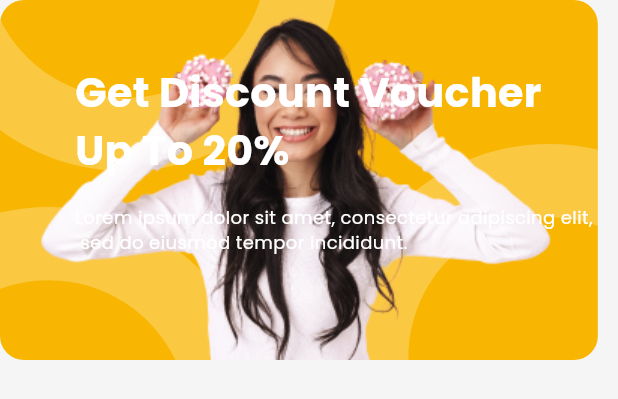
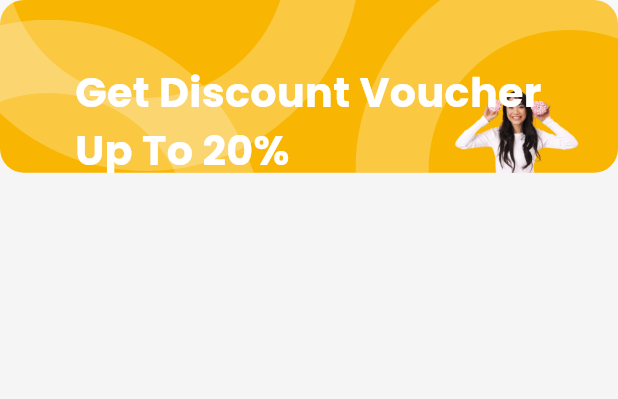
Before and after one commit to MohamedEssami20/simple_dashboard, a Flutter app: the BannerWidget widget shown alone on an empty page, opened directly, on a phone screen of 412 x 824 dp. Shown: the top 399 px of the screen. Run offline on Flutter 3.47's test engine with Material 3 defaults, Android fonts, the phone set to English and light mode, and no system bars; our stand-ins replace flutter_svg, google_fonts.

Commit message:
fix some issues in banner widget

```diff
--- a/lib/widgets/banner.dart
+++ b/lib/widgets/banner.dart
@@ -10,8 +10,9 @@ class BannerWidget extends StatelessWidget {
 
   @override
   Widget build(BuildContext context) {
-    return Container(
-      height: 240,
+    return AspectRatio(
+      aspectRatio: 930 / 260,
+      child: Container(
         decoration: ShapeDecoration(
           color: Constant.secondaryColor,
           shape: RoundedRectangleBorder(
@@ -19,6 +20,7 @@ class BannerWidget extends StatelessWidget {
           ),
         ),
         child: Stack(
+          clipBehavior: Clip.none,
           children: [
             Positioned(
               top: 0,
@@ -38,10 +40,16 @@ class BannerWidget extends StatelessWidget {
             Positioned(
               bottom: 0,
               right: 25,
-            child: Image.asset(Assets.assetsIconsImageWoman),
+              child: Image.asset(
+                Assets.assetsIconsImageWoman,
+                alignment: Alignment.bottomLeft,
+                fit: BoxFit.fill,
+                height: MediaQuery.of(context).size.width * 0.14,
+              ),
             ),
             Padding(
               padding: const EdgeInsets.only(top: 42, left: 50),
+              child: SingleChildScrollView(
                 child: Column(
                   crossAxisAlignment: CrossAxisAlignment.start,
                   children: [
@@ -52,18 +60,23 @@ class BannerWidget extends StatelessWidget {
                           .copyWith(color: Colors.white),
                     ),
                     const SizedBox(height: 16),
-                Text(
+                    FittedBox(
+                      fit: BoxFit.scaleDown,
+                      child: Text(
                         'Lorem ipsum dolor sit amet, consectetur adipiscing elit, \n sed do eiusmod tempor incididunt. ',
                         style: FontStyles()
                             .regular14(context)
                             .copyWith(color: Colors.white),
                         maxLines: 2,
                       ),
+                    ),
                   ],
+                ),
               ),
             )
           ],
         ),
+      ),
     );
   }
 }
--- a/lib/widgets/dashboard_sectiion.dart
+++ b/lib/widgets/dashboard_sectiion.dart
@@ -11,6 +11,7 @@ class DashboardSection extends StatelessWidget {
   @override
   Widget build(BuildContext context) {
     return const CustomScrollView(
+
       slivers: [
         SliverToBoxAdapter(
           child: DashboardHeader(),
```
Lines whose indentation alone changed are shown as unchanged.
